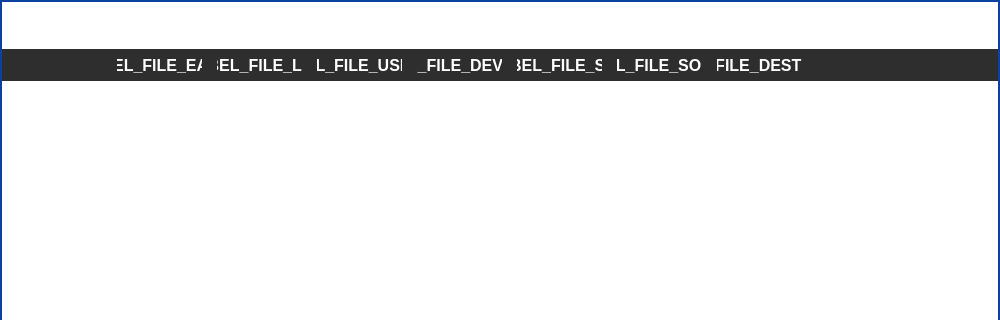
Above: parsec/core/gui/forms/file_history_dialog.ui from Scille/parsec-cloud before the change; both pictures show x 0 to 1000 and y 0 to 320 of the 1000 by 499 pixel window. Below: the same form after it.
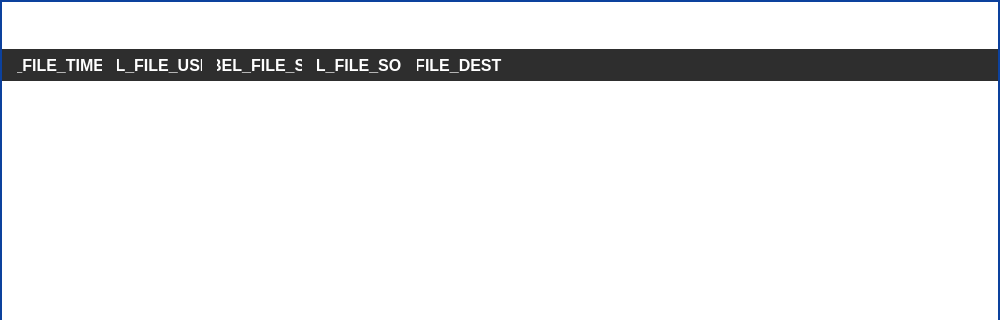
That is the form after the change. Icons and pictures are not drawn. Custom widgets are drawn as their Qt base class.

Commit message: removed useless columns

```diff
--- a/parsec/core/gui/forms/file_history_dialog.ui
+++ b/parsec/core/gui/forms/file_history_dialog.ui
@@ -277,7 +277,7 @@
            <bool>false</bool>
           </property>
           <property name="columnCount">
-           <number>8</number>
+           <number>5</number>
           </property>
           <attribute name="horizontalHeaderStretchLastSection">
            <bool>false</bool>
@@ -290,17 +290,7 @@
           </attribute>
           <column>
            <property name="text">
-            <string/>
-           </property>
-          </column>
-          <column>
-           <property name="text">
-            <string>LABEL_FILE_EARLY</string>
-           </property>
-          </column>
-          <column>
-           <property name="text">
-            <string>LABEL_FILE_LATE</string>
+            <string>LABEL_FILE_TIMESTAMP</string>
            </property>
           </column>
           <column>
@@ -308,11 +298,6 @@
             <string>LABEL_FILE_USER_ID</string>
            </property>
           </column>
-          <column>
-           <property name="text">
-            <string>LABEL_FILE_DEVICE_ID</string>
-           </property>
-          </column>
           <column>
            <property name="text">
             <string>LABEL_FILE_SIZE</string>
```
The commit also changes 3 other files.
